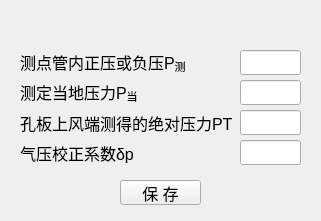
Before: the Qt Designer form python/cbm/uifiles/pore_flow_delta_p_dlg.ui in wyrover/cbm, drawn with Qt 5.
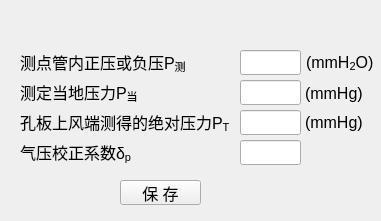
After: the same form once the commit is applied. Icons and pictures are not drawn.

```diff
--- a/python/cbm/uifiles/pore_flow_delta_p_dlg.ui
+++ b/python/cbm/uifiles/pore_flow_delta_p_dlg.ui
@@ -6,7 +6,7 @@
    <rect>
     <x>0</x>
     <y>0</y>
-    <width>321</width>
+    <width>381</width>
     <height>221</height>
    </rect>
   </property>
@@ -22,7 +22,7 @@
     <rect>
      <x>0</x>
      <y>30</y>
-     <width>321</width>
+     <width>381</width>
      <height>191</height>
     </rect>
    </property>
@@ -155,7 +155,7 @@
      </font>
     </property>
     <property name="text">
-     <string>孔板上风端测得的绝对压力PT</string>
+     <string>&lt;html&gt;&lt;head/&gt;&lt;body&gt;&lt;p&gt;孔板上风端测得的绝对压力P&lt;span style=&quot; vertical-align:sub;&quot;&gt;T&lt;/span&gt;&lt;/p&gt;&lt;/body&gt;&lt;/html&gt;</string>
     </property>
    </widget>
    <widget class="QLabel" name="mineName_label_15">
@@ -173,7 +173,61 @@
      </font>
     </property>
     <property name="text">
-     <string>气压校正系数δp</string>
+     <string>&lt;html&gt;&lt;head/&gt;&lt;body&gt;&lt;p&gt;气压校正系数δ&lt;span style=&quot; vertical-align:sub;&quot;&gt;p&lt;/span&gt;&lt;/p&gt;&lt;/body&gt;&lt;/html&gt;</string>
+    </property>
+   </widget>
+   <widget class="QLabel" name="mineName_label_13">
+    <property name="geometry">
+     <rect>
+      <x>306</x>
+      <y>20</y>
+      <width>71</width>
+      <height>25</height>
+     </rect>
+    </property>
+    <property name="font">
+     <font>
+      <pointsize>12</pointsize>
+     </font>
+    </property>
+    <property name="text">
+     <string>&lt;html&gt;&lt;head/&gt;&lt;body&gt;&lt;p&gt;(mmH&lt;span style=&quot; vertical-align:sub;&quot;&gt;2&lt;/span&gt;O)&lt;/p&gt;&lt;/body&gt;&lt;/html&gt;</string>
+    </property>
+   </widget>
+   <widget class="QLabel" name="mineName_label_14">
+    <property name="geometry">
+     <rect>
+      <x>305</x>
+      <y>51</y>
+      <width>61</width>
+      <height>25</height>
+     </rect>
+    </property>
+    <property name="font">
+     <font>
+      <pointsize>12</pointsize>
+     </font>
+    </property>
+    <property name="text">
+     <string>&lt;html&gt;&lt;head/&gt;&lt;body&gt;&lt;p&gt;(mmHg)&lt;/p&gt;&lt;/body&gt;&lt;/html&gt;</string>
+    </property>
+   </widget>
+   <widget class="QLabel" name="mineName_label_16">
+    <property name="geometry">
+     <rect>
+      <x>305</x>
+      <y>80</y>
+      <width>61</width>
+      <height>25</height>
+     </rect>
+    </property>
+    <property name="font">
+     <font>
+      <pointsize>12</pointsize>
+     </font>
+    </property>
+    <property name="text">
+     <string>&lt;html&gt;&lt;head/&gt;&lt;body&gt;&lt;p&gt;(mmHg)&lt;/p&gt;&lt;/body&gt;&lt;/html&gt;</string>
     </property>
    </widget>
   </widget>
@@ -182,7 +236,7 @@
     <rect>
      <x>0</x>
      <y>0</y>
-     <width>321</width>
+     <width>381</width>
      <height>31</height>
     </rect>
    </property>
@@ -246,7 +300,7 @@
    <widget class="QPushButton" name="btnMenu_Close">
     <property name="geometry">
      <rect>
-      <x>280</x>
+      <x>340</x>
       <y>0</y>
       <width>41</width>
       <height>31</height>
```
